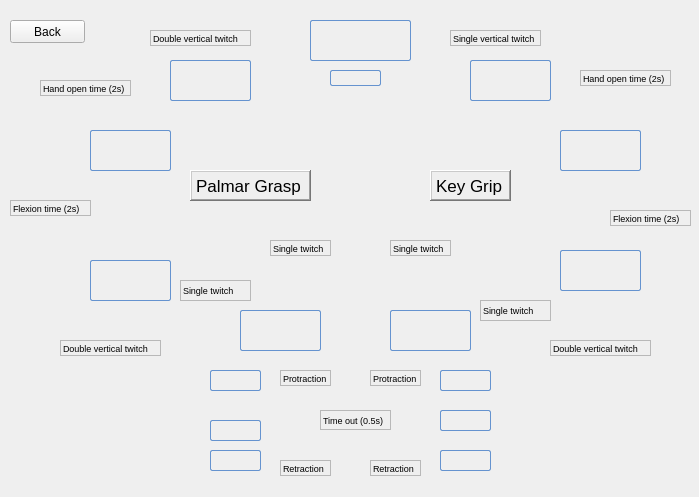
This is POML060_v1/statetestwindow.ui in viniltc/POML060 as Qt 5 draws it before an edit. The edited form follows.
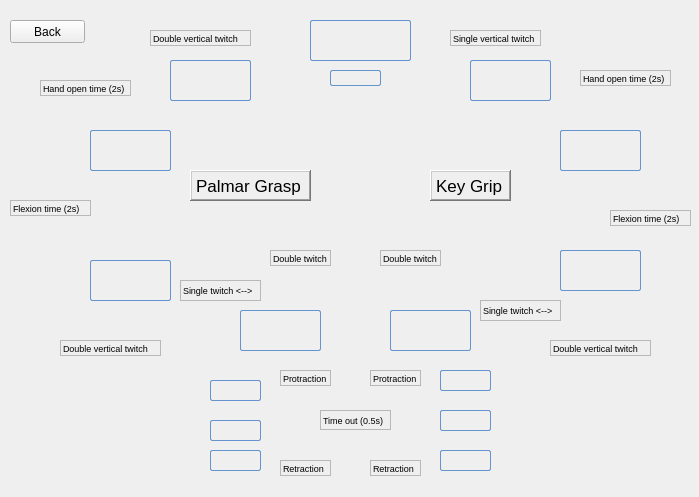
This is the edited form.

What changed in the file:
```diff
--- a/POML060_v1/statetestwindow.ui
+++ b/POML060_v1/statetestwindow.ui
@@ -277,7 +277,7 @@
    <property name="geometry">
     <rect>
      <x>210</x>
-     <y>370</y>
+     <y>380</y>
      <width>51</width>
      <height>21</height>
     </rect>
@@ -521,7 +521,7 @@
     <rect>
      <x>480</x>
      <y>300</y>
-     <width>71</width>
+     <width>81</width>
      <height>21</height>
     </rect>
    </property>
@@ -534,7 +534,7 @@
     <enum>QFrame::StyledPanel</enum>
    </property>
    <property name="text">
-    <string>Single twitch </string>
+    <string>Single twitch &lt;--&gt;</string>
    </property>
    <property name="alignment">
     <set>Qt::AlignLeading|Qt::AlignLeft|Qt::AlignVCenter</set>
@@ -545,7 +545,7 @@
     <rect>
      <x>180</x>
      <y>280</y>
-     <width>71</width>
+     <width>81</width>
      <height>21</height>
     </rect>
    </property>
@@ -558,7 +558,7 @@
     <enum>QFrame::StyledPanel</enum>
    </property>
    <property name="text">
-    <string>Single twitch </string>
+    <string>Single twitch &lt;--&gt; </string>
    </property>
    <property name="alignment">
     <set>Qt::AlignLeading|Qt::AlignLeft|Qt::AlignVCenter</set>
@@ -712,7 +712,7 @@
    <property name="geometry">
     <rect>
      <x>270</x>
-     <y>240</y>
+     <y>250</y>
      <width>61</width>
      <height>16</height>
     </rect>
@@ -729,14 +729,14 @@
     <enum>QFrame::Sunken</enum>
    </property>
    <property name="text">
-    <string>Single twitch</string>
+    <string>Double twitch</string>
    </property>
   </widget>
   <widget class="QLabel" name="label_14">
    <property name="geometry">
     <rect>
-     <x>390</x>
-     <y>240</y>
+     <x>380</x>
+     <y>250</y>
      <width>61</width>
      <height>16</height>
     </rect>
@@ -753,7 +753,7 @@
     <enum>QFrame::Sunken</enum>
    </property>
    <property name="text">
-    <string>Single twitch</string>
+    <string>Double twitch</string>
    </property>
   </widget>
   <widget class="QLabel" name="label_15">
```
